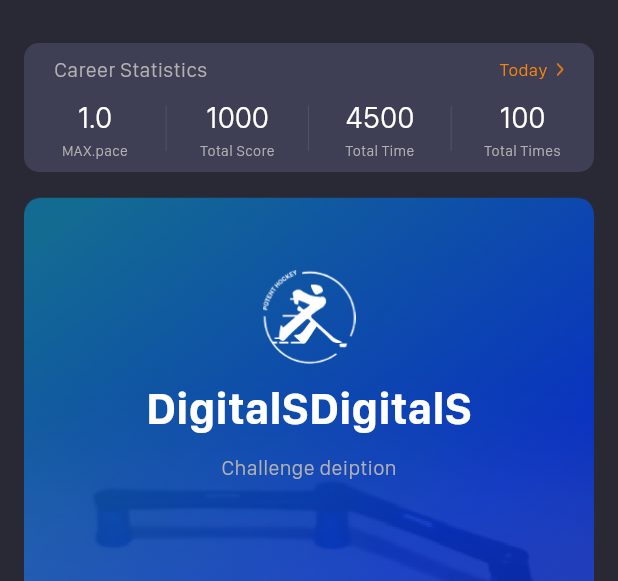
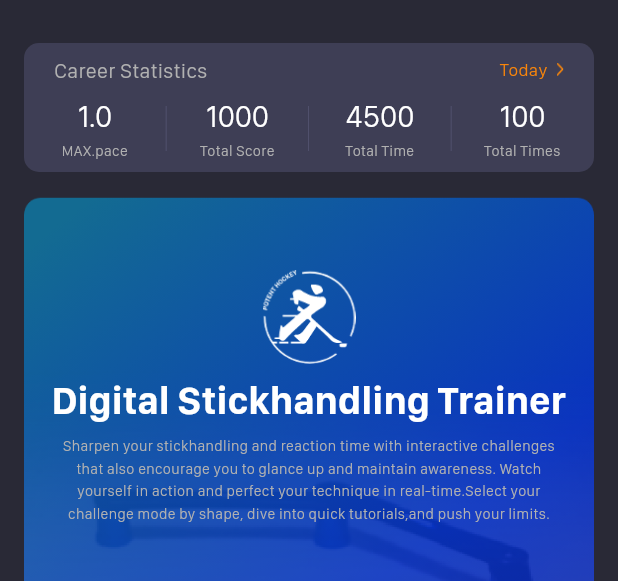
Before and after one commit to TengTeNJ/ballhandler, a Flutter app: the screen it shows after launch, on a phone screen of 412 x 824 dp, the part 140-721 px from its top. Run offline on Flutter 3.47's test engine with Material 3 defaults, Android fonts, the phone set to English and light mode, and no system bars; drawn by our look-alikes of oktoast; our stand-ins replace flutter_screenutil; missing offline and left inert: flutter_reactive_ble, tt_indicator.

Commit message:
调整首页文案&&最大行数 Text的textAligment,style的height的调整

```diff
--- a/lib/constants/constants.dart
+++ b/lib/constants/constants.dart
@@ -48,10 +48,13 @@ class Constants {
     );
   }
 
-  static Text regularGreyTextWidget(String text, double fontSize) {
+  static Text regularGreyTextWidget(String text, double fontSize,{int maxLines = 1,TextAlign textAlign = TextAlign.center}) {
     return Text(
+      maxLines: maxLines,
+      textAlign: textAlign,
       text,
       style: TextStyle(
+         height: 1.5,
           fontFamily: 'SanFranciscoDisplay',
           fontWeight: FontWeight.w400,
           color: Constants.baseGreyStyleColor,
@@ -103,10 +106,13 @@ class Constants {
     );
   }
 
-  static Text boldWhiteTextWidget(String text, double fontSize) {
+  static Text boldWhiteTextWidget(String text, double fontSize, {int maxLines = 1,TextAlign textAlign = TextAlign.center} ) {
     return Text(
+      textAlign:textAlign,
+      maxLines: maxLines,
       text,
       style: TextStyle(
+        height: 1.2,
         fontFamily: 'SanFranciscoDisplay',
         fontWeight: FontWeight.bold,
         color: Colors.white,
--- a/lib/views/participants/home_body_view.dart
+++ b/lib/views/participants/home_body_view.dart
@@ -38,16 +38,25 @@ class _HomeBodyViewState extends State<HomeBodyView> {
                 SizedBox(
                   height: 8,
                 ),
-                Constants.boldWhiteTextWidget('DigitalSDigitalS', 30),
+                Constants.boldWhiteTextWidget(
+                  'Digital Stickhandling Trainer',
+                  26,
+                  maxLines: 2,
+                  textAlign: TextAlign.center,
+                ),
                 SizedBox(
                   height: 8,
                 ),
-                Constants.regularGreyTextWidget('Challenge deiption', 14)
+                Container(
+                  // color: Colors.red,
+                  child: Constants.regularGreyTextWidget('Sharpen your stickhandling and reaction time with interactive challenges that also encourage you to glance up and maintain awareness. Watch yourself in action and perfect your technique in real-time.Select your challenge mode by shape, dive into quick tutorials,and push your limits.', 10,maxLines: 5)
+                  ,
+                ),
               ],
             ),
           ),
           GestureDetector(
-            onTap: (){
+            onTap: () {
               NavigatorUtil.push('trainingMode');
             },
             child: Container(
@@ -80,7 +89,8 @@ class _HomeBodyViewState extends State<HomeBodyView> {
                       ))
                 ],
               ),
-          ),),
+            ),
+          ),
         ],
       ),
     );
```
Lines whose indentation alone changed are shown as unchanged.
